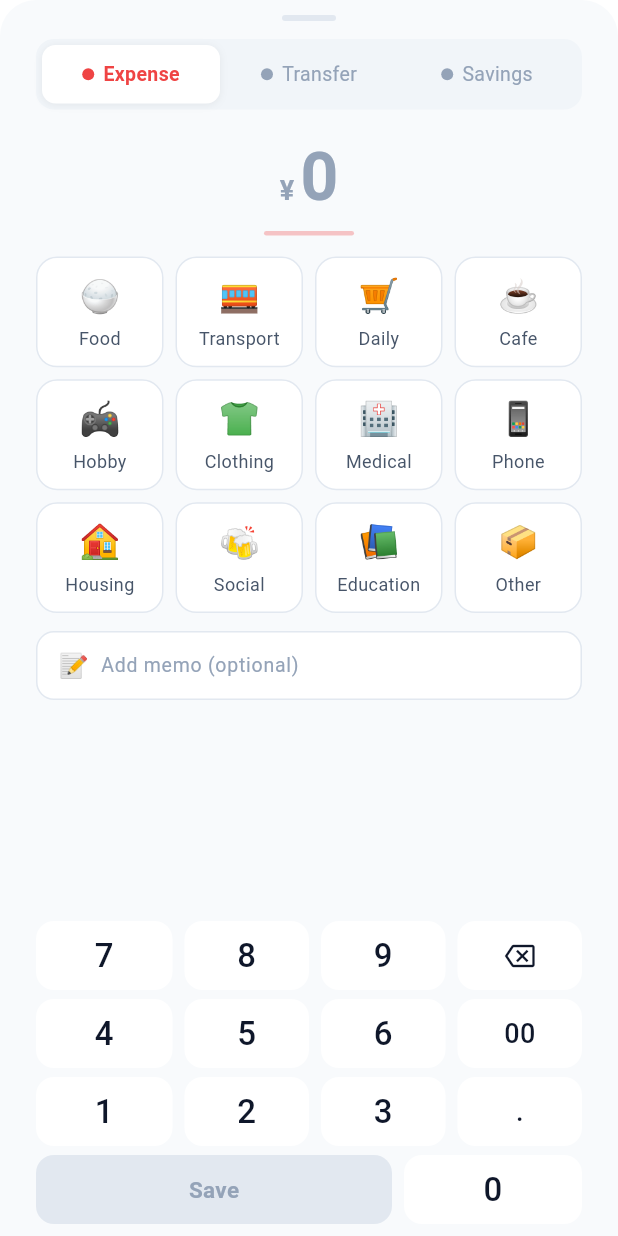
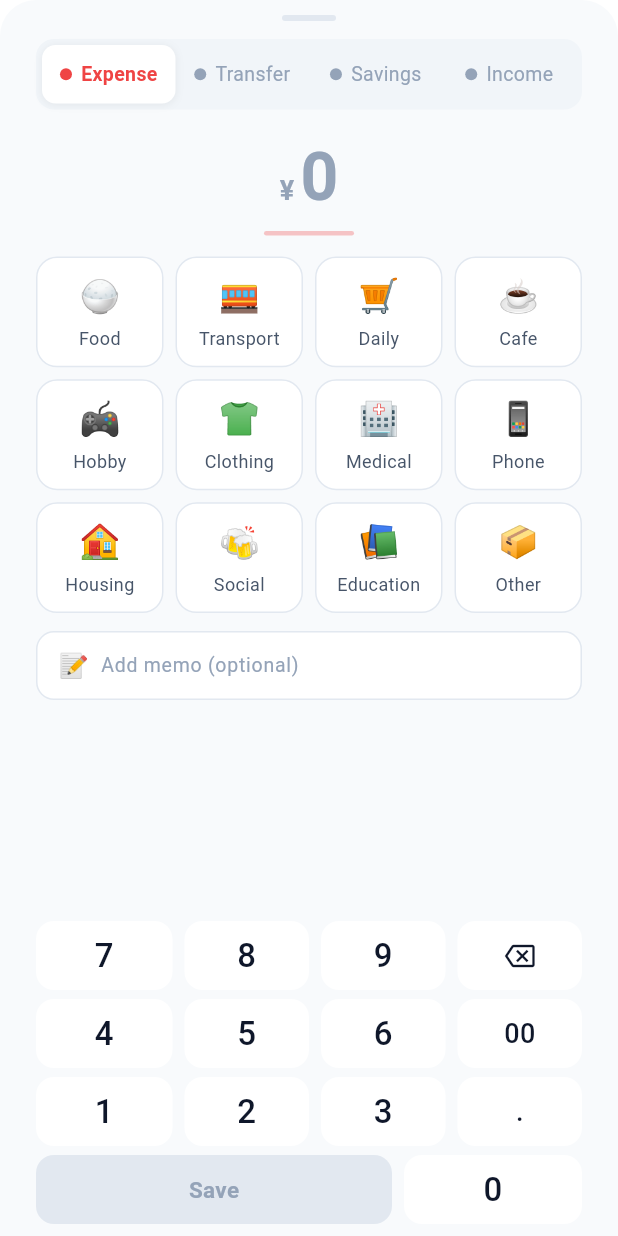
Before and after one commit to lunalism/hareru, a Flutter app: the AddTransactionSheet widget shown alone on an empty page, opened directly with empty values, on a phone screen of 412 x 824 dp. Run offline on Flutter 3.47's test engine with Material 3 defaults, Android fonts, the phone set to English and light mode, and no system bars; our stand-ins replace flutter_riverpod, flutter_svg, go_router, hive_flutter; accounts and stored records are empty; Roboto replaces fonts that are missing (PretendardJP).

Commit message:
feat: add income (収入) tab to transaction input
- Add 4th tab (🟡収入) to bottom sheet with amber color scheme
- Add 8 income categories (給料, 副業, ボーナス, etc.)
- Update home screen: 3-split → 4-split summary card
- Income shown as +¥ with amber color in recent records
- Add income type badge
- Update L10n: ja/ko/en ARB files with income keys
- Update TransactionType enum and provider

Co-Authored-By: Claude Opus 4.6 <noreply@anthropic.com>

```diff
--- a/lib/core/providers/transaction_provider.dart
+++ b/lib/core/providers/transaction_provider.dart
@@ -35,6 +35,10 @@ class TransactionNotifier extends StateNotifier<List<Transaction>> {
   double get savingsTotal => state
       .where((t) => t.type == TransactionType.savings)
       .fold(0.0, (sum, t) => sum + t.amount);
+
+  double get incomeTotal => state
+      .where((t) => t.type == TransactionType.income)
+      .fold(0.0, (sum, t) => sum + t.amount);
 }
 
 final transactionProvider =
--- a/lib/l10n/app_localizations.dart
+++ b/lib/l10n/app_localizations.dart
@@ -585,6 +585,60 @@ abstract class AppLocalizations {
   /// In ja, this message translates to:
   /// **'金額を入力'**
   String get inputAmount;
+
+  /// No description provided for @income.
+  ///
+  /// In ja, this message translates to:
+  /// **'収入'**
+  String get income;
+
+  /// No description provided for @salary.
+  ///
+  /// In ja, this message translates to:
+  /// **'給料'**
+  String get salary;
+
+  /// No description provided for @sideJob.
+  ///
+  /// In ja, this message translates to:
+  /// **'副業'**
+  String get sideJob;
+
+  /// No description provided for @bonus.
+  ///
+  /// In ja, this message translates to:
+  /// **'ボーナス'**
+  String get bonus;
+
+  /// No description provided for @allowance.
+  ///
+  /// In ja, this message translates to:
+  /// **'お小遣い'**
+  String get allowance;
+
+  /// No description provided for @investmentReturn.
+  ///
+  /// In ja, this message translates to:
+  /// **'投資収益'**
+  String get investmentReturn;
+
+  /// No description provided for @fleaMarket.
+  ///
+  /// In ja, this message translates to:
+  /// **'フリマ'**
+  String get fleaMarket;
+
+  /// No description provided for @extraIncome.
+  ///
+  /// In ja, this message translates to:
+  /// **'臨時収入'**
+  String get extraIncome;
+
+  /// No description provided for @otherIncome.
+  ///
+  /// In ja, this message translates to:
+  /// **'その他'**
+  String get otherIncome;
 }
 
 class _AppLocalizationsDelegate
--- a/lib/models/transaction.dart
+++ b/lib/models/transaction.dart
@@ -1,6 +1,6 @@
 import 'package:hive_flutter/hive_flutter.dart';
 
-enum TransactionType { expense, transfer, savings }
+enum TransactionType { expense, transfer, savings, income }
 
 class Transaction extends HiveObject {
   final String id;
--- a/lib/screens/home/widgets/add_transaction_sheet.dart
+++ b/lib/screens/home/widgets/add_transaction_sheet.dart
@@ -24,12 +24,14 @@ class _AddTransactionSheetState extends State<AddTransactionSheet> {
     TransactionType.expense: Color(0xFFEF4444),
     TransactionType.transfer: Color(0xFF3B82F6),
     TransactionType.savings: Color(0xFF10B981),
+    TransactionType.income: Color(0xFFF59E0B),
   };
 
   static const _saveGradients = {
     TransactionType.expense: [Color(0xFFEF4444), Color(0xFFDC2626)],
     TransactionType.transfer: [Color(0xFF3B82F6), Color(0xFF2563EB)],
     TransactionType.savings: [Color(0xFF10B981), Color(0xFF059669)],
+    TransactionType.income: [Color(0xFFF59E0B), Color(0xFFD97706)],
   };
 
   List<CategoryData> _categoriesForType(TransactionType type) {
@@ -59,6 +61,16 @@ class _AddTransactionSheetState extends State<AddTransactionSheet> {
         (emoji: '📈', label: (l) => l.catInvestment, key: 'catInvestment'),
         (emoji: '🎯', label: (l) => l.catGoal, key: 'catGoal'),
         (emoji: '📦', label: (l) => l.catSavingsOther, key: 'catSavingsOther'),
+      ],
+      TransactionType.income => [
+        (emoji: '💰', label: (l) => l.salary, key: 'salary'),
+        (emoji: '💼', label: (l) => l.sideJob, key: 'sideJob'),
+        (emoji: '🎁', label: (l) => l.bonus, key: 'bonus'),
+        (emoji: '👛', label: (l) => l.allowance, key: 'allowance'),
+        (emoji: '📈', label: (l) => l.investmentReturn, key: 'investmentReturn'),
+        (emoji: '📦', label: (l) => l.fleaMarket, key: 'fleaMarket'),
+        (emoji: '💴', label: (l) => l.extraIncome, key: 'extraIncome'),
+        (emoji: '📁', label: (l) => l.otherIncome, key: 'otherIncome'),
       ],
     };
   }
@@ -222,6 +234,7 @@ class _AddTransactionSheetState extends State<AddTransactionSheet> {
       (TransactionType.expense, l10n.expense),
       (TransactionType.transfer, l10n.transfer),
       (TransactionType.savings, l10n.savings),
+      (TransactionType.income, l10n.income),
     ];
 
     return Container(
--- a/lib/screens/main_screen.dart
+++ b/lib/screens/main_screen.dart
@@ -36,12 +36,14 @@ class _MainScreenState extends ConsumerState<MainScreen> {
       TransactionType.expense => const Color(0xFFEF4444),
       TransactionType.transfer => const Color(0xFF3B82F6),
       TransactionType.savings => const Color(0xFF10B981),
+      TransactionType.income => const Color(0xFFF59E0B),
     };
 
     final typeLabel = switch (transaction.type) {
       TransactionType.expense => l10n.expense,
       TransactionType.transfer => l10n.transfer,
       TransactionType.savings => l10n.savings,
+      TransactionType.income => l10n.income,
     };
 
     _toastEntry?.remove();
--- a/lib/widgets/type_badge.dart
+++ b/lib/widgets/type_badge.dart
@@ -27,6 +27,11 @@ class TypeBadge extends StatelessWidget {
         const Color(0xFF10B981),
         const Color(0xFFECFDF5),
       ),
+      TransactionType.income => (
+        l10n.income,
+        const Color(0xFFF59E0B),
+        const Color(0xFFFEF3C7),
+      ),
     };
 
     return Container(
```
Also changed, not shown: lib/l10n/app_en.arb (+10 -1 lines), lib/l10n/app_ja.arb (+10 -1 lines), lib/l10n/app_ko.arb (+10 -1 lines), lib/l10n/app_localizations_en.dart (+27 -0 lines), lib/l10n/app_localizations_ja.dart (+27 -0 lines), lib/l10n/app_localizations_ko.dart (+27 -0 lines), lib/screens/home/home_screen.dart (+37 -11 lines).
